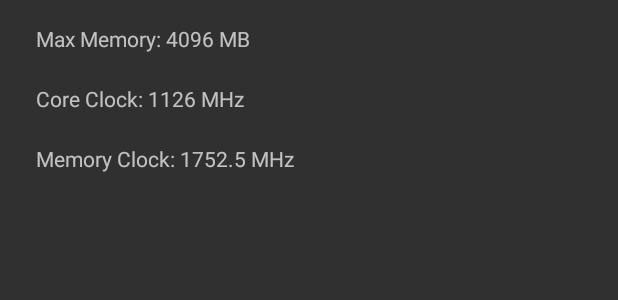
After one commit to naufaladi/Grafika, an Android app: the layout activity_details.xml on its own in the app's theme, with its tools: preview values and no code run, on a phone screen of 412 x 824 dp. The commit adds this screen. Shown: the top 300 px of the screen. Run offline under Robolectric (Android 15) with nearby library versions, the phone set to English and light mode, and no system bars.

Commit message:
Added GPU details mock-up UI design

```diff
--- /dev/null
+++ b/app/src/main/res/layout/activity_details.xml
@@ -0,0 +1,47 @@
+<?xml version="1.0" encoding="utf-8"?>
+<android.support.constraint.ConstraintLayout xmlns:android="http://schemas.android.com/apk/res/android"
+    xmlns:app="http://schemas.android.com/apk/res-auto"
+    xmlns:tools="http://schemas.android.com/tools"
+    android:layout_width="match_parent"
+    android:layout_height="match_parent"
+    tools:context=".DetailsActivity">
+
+    <TextView
+        android:id="@+id/text_dialog_memclock2"
+        android:layout_width="wrap_content"
+        android:layout_height="wrap_content"
+        android:layout_marginStart="24dp"
+        android:layout_marginTop="56dp"
+        android:text="Core Clock: 1126 MHz"
+        app:layout_constraintStart_toStartOf="parent"
+        app:layout_constraintTop_toTopOf="parent" />
+
+    <TextView
+        android:id="@+id/text_dialog_memclock3"
+        android:layout_width="wrap_content"
+        android:layout_height="21dp"
+        android:layout_marginStart="24dp"
+        android:layout_marginTop="96dp"
+        android:text="Memory Clock: 1752.5 MHz"
+        app:layout_constraintStart_toStartOf="parent"
+        app:layout_constraintTop_toTopOf="parent" />
+
+    <TextView
+        android:id="@+id/text_dialog_memclock4"
+        android:layout_width="wrap_content"
+        android:layout_height="10dp"
+        android:layout_marginStart="16dp"
+        android:layout_marginTop="120dp"
+        app:layout_constraintStart_toStartOf="parent"
+        app:layout_constraintTop_toTopOf="parent" />
+
+    <TextView
+        android:id="@+id/text_dialog_memclock"
+        android:layout_width="wrap_content"
+        android:layout_height="wrap_content"
+        android:layout_marginStart="24dp"
+        android:layout_marginTop="16dp"
+        android:text="Max Memory: 4096 MB"
+        app:layout_constraintStart_toStartOf="parent"
+        app:layout_constraintTop_toTopOf="parent" />
+</android.support.constraint.ConstraintLayout>
```
Also changed, not shown: app/src/main/AndroidManifest.xml (+3 -4 lines), app/src/main/java/com/wordpress/devkappa/grafikav3/DetailsActivity.java (added, +19 -0 lines), app/src/main/java/com/wordpress/devkappa/grafikav3/MainActivity.java (+15 -1 lines), app/src/main/res/values/strings.xml (+7 -0 lines).
